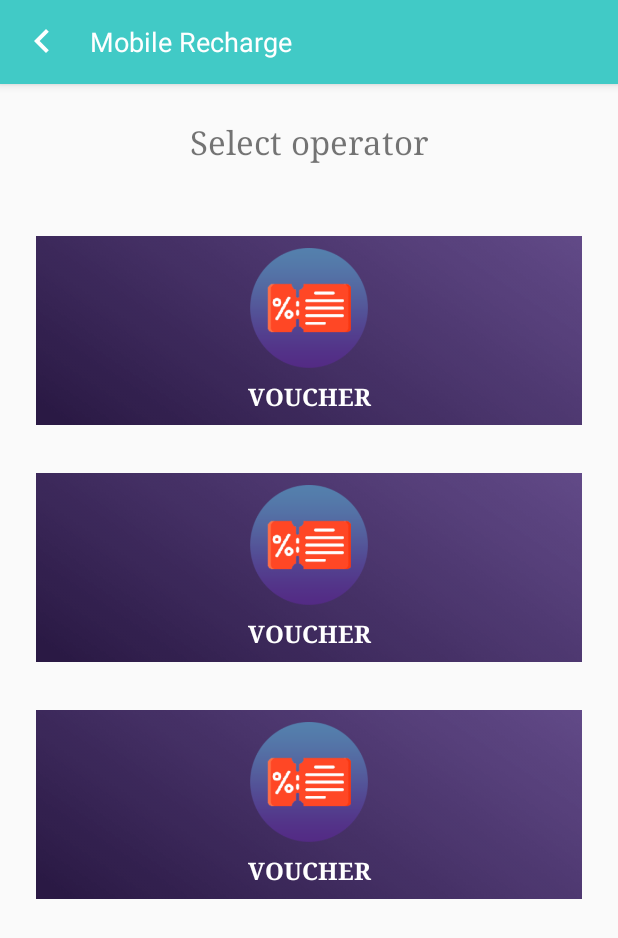
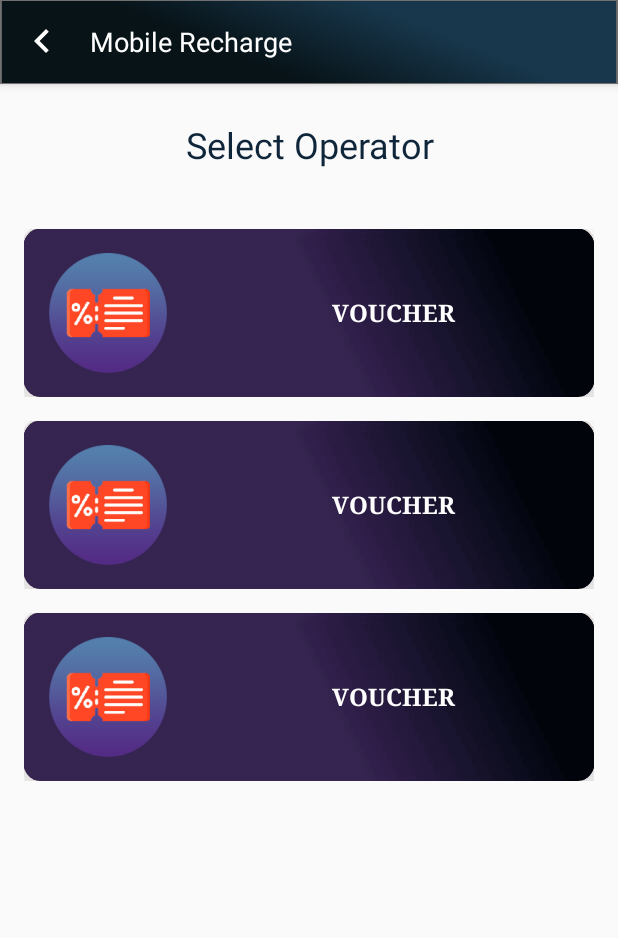
Before and after one commit to saurabhgoyal795/TestingProject, an Android app: the layout activity_recharge_carrier.xml on its own in the app's theme, with its tools: preview values and no code run, on a phone screen of 412 x 824 dp. Shown: the top 938 px of the screen. Run offline under Robolectric (Android 15) with nearby library versions, the phone set to English and light mode, and no system bars; network calls fail.

Commit message:
chnages for select operator

```diff
--- a/app/src/main/java/com/atlaaya/evdrecharge/activities/RechargeOperatorActivity.java
+++ b/app/src/main/java/com/atlaaya/evdrecharge/activities/RechargeOperatorActivity.java
@@ -19,7 +19,7 @@ import com.atlaaya.evdrecharge.R;
 import com.atlaaya.evdrecharge.apiPresenter.OperatorsPresenter;
 import com.atlaaya.evdrecharge.constant.AppConstants;
 import com.atlaaya.evdrecharge.databinding.ActivityRechargeCarrierBinding;
-import com.atlaaya.evdrecharge.databinding.ItemServiceBinding;
+import com.atlaaya.evdrecharge.databinding.ItemService2Binding;
 import com.atlaaya.evdrecharge.enums.EnumPrintAllowed;
 import com.atlaaya.evdrecharge.listener.OperatorsListener;
 import com.atlaaya.evdrecharge.model.ModelOperator;
@@ -68,7 +68,7 @@ public class RechargeOperatorActivity extends BaseActivity implements OperatorsL
             binding.toolbar.setTitle(getString(R.string.txt_voucher_recharge));
         }
 
-        binding.recyclerView.setLayoutManager(new GridLayoutManager(this, 2));
+        binding.recyclerView2.setLayoutManager(new GridLayoutManager(this, 1));
 
     }
 
@@ -121,7 +121,7 @@ public class RechargeOperatorActivity extends BaseActivity implements OperatorsL
     }
 
     private void setServiceData() {
-        binding.recyclerView.setAdapter(new ServiceAdapter(this));
+        binding.recyclerView2.setAdapter(new ServiceAdapter(this));
     }
 
 
@@ -137,19 +137,19 @@ public class RechargeOperatorActivity extends BaseActivity implements OperatorsL
         @Override
         public ViewHolder onCreateViewHolder(@NonNull ViewGroup parent, int viewType) {
             ViewDataBinding binding = DataBindingUtil.inflate(LayoutInflater.from(parent.getContext()),
-                    R.layout.item_service, parent, false);
+                    R.layout.item_service2, parent, false);
             return new ViewHolder(binding);
         }
 
         @Override
         public void onBindViewHolder(@NonNull final ViewHolder holder, int position) {
-            ItemServiceBinding binding = (ItemServiceBinding) holder.getBinding();
+            ItemService2Binding binding = (ItemService2Binding) holder.getBinding();
 
-            binding.ivLogo.setImageResource(R.drawable.ethio_telecom);
+            binding.ivLogo2.setImageResource(R.drawable.voucher_4);
 
-            binding.txtName.setText(operatorList.get(position).getTitle());
+            binding.txtName2.setText(operatorList.get(position).getTitle());
 
-            binding.layoutMain.setOnClickListener(v -> {
+            binding.layoutMain2.setOnClickListener(v -> {
                 ModelUserInfo userInfo = SessionManager.getUserDetail(mContext);
                 if (userInfo != null) {
                     Intent intent;
--- a/app/src/main/res/layout/activity_recharge_carrier.xml
+++ b/app/src/main/res/layout/activity_recharge_carrier.xml
@@ -22,6 +22,7 @@
                 app:contentInsetEnd="0dp"
                 app:contentInsetStart="0dp"
                 app:contentInsetStartWithNavigation="0dp"
+                android:background="@drawable/rectangle_16"
                 app:navigationIcon="@drawable/ic_back_arrow_left_white_24dp"
                 app:title="@string/txt_mobile_recharge"
                 app:titleTextAppearance="@style/TextAppearance.AppCompat.Medium"
@@ -36,12 +37,12 @@
             android:layout_marginTop="24dp"
             android:gravity="center"
             android:text="@string/txt_select_operator"
-            android:textSize="22sp"
-            android:typeface="serif"
+            android:textSize="24sp"
+            android:textColor="#0e253a"
             app:layout_constraintTop_toBottomOf="@+id/appBarLayout" />
 
         <androidx.recyclerview.widget.RecyclerView
-            android:id="@+id/recyclerView"
+            android:id="@+id/recyclerView2"
             android:layout_width="match_parent"
             android:layout_height="wrap_content"
             android:layout_marginTop="24dp"
@@ -49,7 +50,7 @@
             android:padding="8dp"
             app:layoutManager="androidx.recyclerview.widget.GridLayoutManager"
             app:layout_constraintTop_toBottomOf="@+id/text1"
-            tools:listitem="@layout/item_service" />
+            tools:listitem="@layout/item_service2" />
 
 
     </androidx.constraintlayout.widget.ConstraintLayout>
--- a/app/src/main/res/layout/item_service.xml
+++ b/app/src/main/res/layout/item_service.xml
@@ -7,12 +7,11 @@
         android:layout_width="match_parent"
         android:layout_height="wrap_content"
         android:layout_margin="8dp"
-        android:padding="8dp"
         android:orientation="vertical">
         <View
             android:layout_width="match_parent"
             android:layout_height="wrap_content"
-            android:background="@drawable/itembackground"
+            android:background="@drawable/box_10"
             android:layout_alignParentTop="true"
             android:layout_alignBottom="@id/txtName"
             />
--- /dev/null
+++ b/app/src/main/res/layout/item_service2.xml
@@ -0,0 +1,45 @@
+<?xml version="1.0" encoding="utf-8"?>
+<layout xmlns:android="http://schemas.android.com/apk/res/android"
+    xmlns:app="http://schemas.android.com/apk/res-auto">
+
+    <RelativeLayout
+        android:id="@+id/layoutMain2"
+        android:layout_width="match_parent"
+        android:layout_height="wrap_content"
+        android:layout_margin="8dp"
+        android:orientation="vertical">
+        <ImageView
+            android:layout_width="match_parent"
+            android:layout_height="112dp"
+            android:src="@drawable/box_10"
+            android:scaleType="fitXY"
+            android:layout_alignParentTop="true"
+            />
+
+        <ImageView
+            android:id="@+id/ivLogo2"
+            android:layout_width="80dp"
+            android:layout_height="80dp"
+            android:scaleType="fitXY"
+            android:layout_margin="16dp"
+            android:src="@drawable/voucher2" />
+
+        <TextView
+            android:id="@+id/txtName2"
+            android:layout_width="match_parent"
+            android:layout_height="80dp"
+            android:text="@string/txt_voucher_recharge"
+            android:textColor="@color/white"
+            android:textSize="16sp"
+            android:textAllCaps="true"
+            android:layout_marginTop="16dp"
+            android:layout_marginBottom="16dp"
+            android:textStyle="bold"
+            android:layout_toRightOf="@id/ivLogo2"
+            android:gravity="center"
+            android:layout_centerHorizontal="true"
+            android:typeface="serif"/>
+
+    </RelativeLayout>
+
+</layout>
--- a/app/src/main/res/values/strings.xml
+++ b/app/src/main/res/values/strings.xml
@@ -35,9 +35,9 @@
     <string name="txt_retail_users">My Retail Users</string>
     <string name="txt_voucher_recharge">Voucher</string>
     <string name="txt_airtime_recharge">Top up</string>
-    <string name="txt_select_operator">Select operator</string>
-    <string name="txt_select_amount">Select recharge amount</string>
-    <string name="txt_voucher_amount">Select voucher amount</string>
+    <string name="txt_select_operator">Select Operator</string>
+    <string name="txt_select_amount">Select Recharge Amount</string>
+    <string name="txt_voucher_amount">Select Voucher Amount</string>
     <string name="txt_please_click_print">Please click on Print to sell this voucher</string>
     <string name="txt_print_type">Select print type</string>
     <string name="txt_print_voucher">Print Voucher</string>
```
Also changed, not shown: app/src/main/res/drawable/box_10.png, app/src/main/res/drawable/testimage.png (added).
